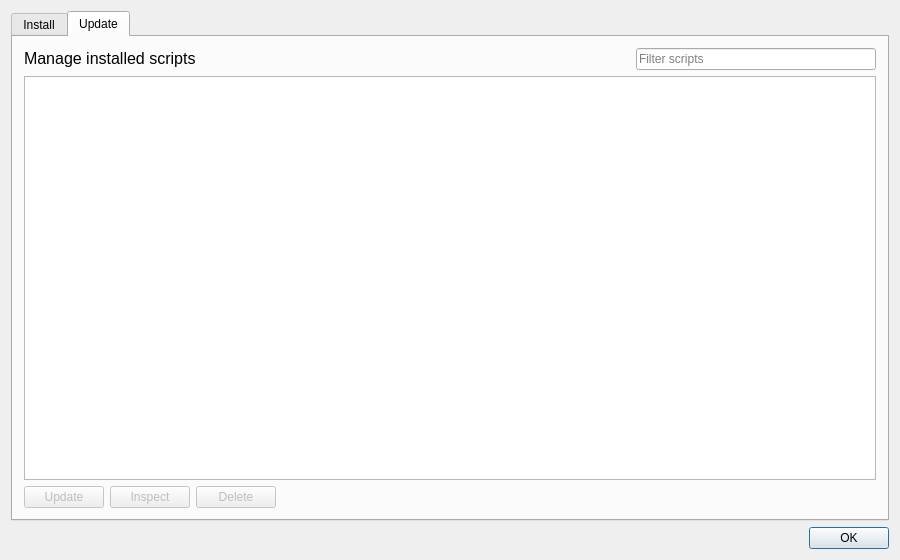
botfatherio/botfather, file botfather/gui/scriptmanager/scriptmanagerdialog.ui: the form before one commit.
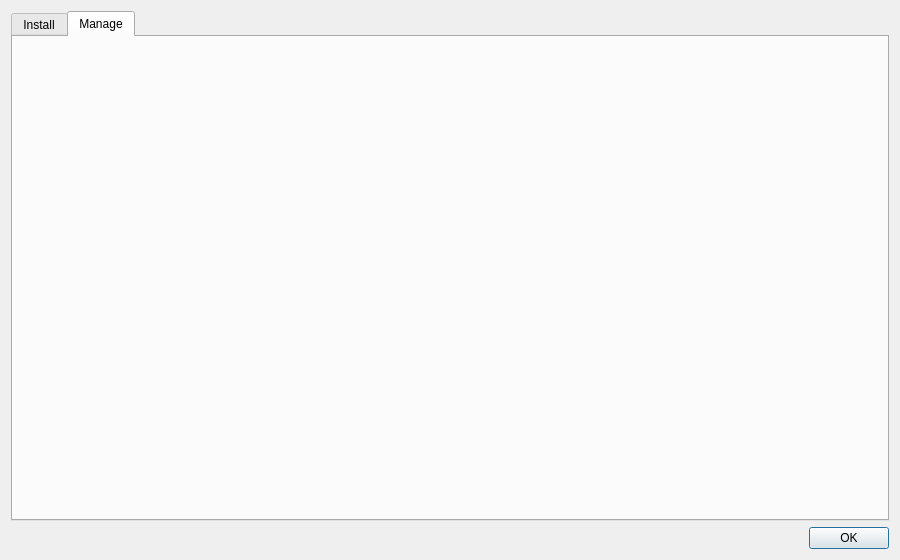
The form after the commit. The open tabs and pages were chosen to show the change.

```diff
--- a/botfather/gui/scriptmanager/scriptmanagerdialog.ui
+++ b/botfather/gui/scriptmanager/scriptmanagerdialog.ui
@@ -126,124 +126,21 @@
      </widget>
      <widget class="QWidget" name="update_tab">
       <attribute name="title">
-       <string>Update</string>
+       <string>Manage</string>
       </attribute>
       <layout class="QVBoxLayout" name="verticalLayout_3">
-       <item>
-        <layout class="QHBoxLayout" name="horizontalLayout_2">
-         <item>
-          <widget class="QLabel" name="label">
-           <property name="text">
-            <string>&lt;html&gt;&lt;head/&gt;&lt;body&gt;&lt;p&gt;&lt;span style=&quot; font-size:12pt;&quot;&gt;Manage installed scripts&lt;/span&gt;&lt;/p&gt;&lt;/body&gt;&lt;/html&gt;</string>
-           </property>
-          </widget>
-         </item>
-         <item>
-          <spacer name="horizontalSpacer">
-           <property name="orientation">
-            <enum>Qt::Horizontal</enum>
-           </property>
-           <property name="sizeHint" stdset="0">
-            <size>
-             <width>40</width>
-             <height>20</height>
-            </size>
-           </property>
-          </spacer>
-         </item>
-         <item>
-          <widget class="QLineEdit" name="local_filter">
-           <property name="maximumSize">
-            <size>
-             <width>240</width>
-             <height>16777215</height>
-            </size>
-           </property>
-           <property name="placeholderText">
-            <string>Filter scripts</string>
-           </property>
-           <property name="clearButtonEnabled">
-            <bool>true</bool>
-           </property>
-          </widget>
-         </item>
-        </layout>
-       </item>
-       <item>
-        <widget class="QTableView" name="local_view">
-         <property name="selectionMode">
-          <enum>QAbstractItemView::SingleSelection</enum>
-         </property>
-         <property name="selectionBehavior">
-          <enum>QAbstractItemView::SelectRows</enum>
-         </property>
-         <property name="sortingEnabled">
-          <bool>true</bool>
-         </property>
-         <property name="cornerButtonEnabled">
-          <bool>false</bool>
-         </property>
-         <attribute name="horizontalHeaderHighlightSections">
-          <bool>false</bool>
-         </attribute>
-         <attribute name="horizontalHeaderStretchLastSection">
-          <bool>true</bool>
-         </attribute>
-         <attribute name="verticalHeaderVisible">
-          <bool>false</bool>
-         </attribute>
-         <attribute name="verticalHeaderHighlightSections">
-          <bool>false</bool>
-         </attribute>
-        </widget>
-       </item>
-       <item>
-        <layout class="QHBoxLayout" name="horizontalLayout_3">
-         <item>
-          <widget class="QPushButton" name="update_button">
-           <property name="enabled">
-            <bool>false</bool>
-           </property>
-           <property name="text">
-            <string>Update</string>
-           </property>
-          </widget>
-         </item>
-         <item>
-          <widget class="QPushButton" name="inspect_button">
-           <property name="enabled">
-            <bool>false</bool>
-           </property>
-           <property name="text">
-            <string>Inspect</string>
-           </property>
-          </widget>
-         </item>
-         <item>
-          <widget class="QPushButton" name="delete_button">
-           <property name="enabled">
-            <bool>false</bool>
-           </property>
-           <property name="text">
-            <string>Delete</string>
-           </property>
-          </widget>
-         </item>
-         <item>
-          <spacer name="horizontalSpacer_3">
-           <property name="orientation">
-            <enum>Qt::Horizontal</enum>
-           </property>
-           <property name="sizeHint" stdset="0">
-            <size>
-             <width>40</width>
-             <height>20</height>
-            </size>
-           </property>
-          </spacer>
-         </item>
-        </layout>
-       </item>
+       <property name="leftMargin">
+        <number>0</number>
+       </property>
+       <property name="topMargin">
+        <number>0</number>
+       </property>
+       <property name="rightMargin">
+        <number>0</number>
+       </property>
+       <property name="bottomMargin">
+        <number>0</number>
+       </property>
       </layout>
      </widget>
     </widget>
```
Left out of the diff: 112 changed lines with no effect on the pictures.
